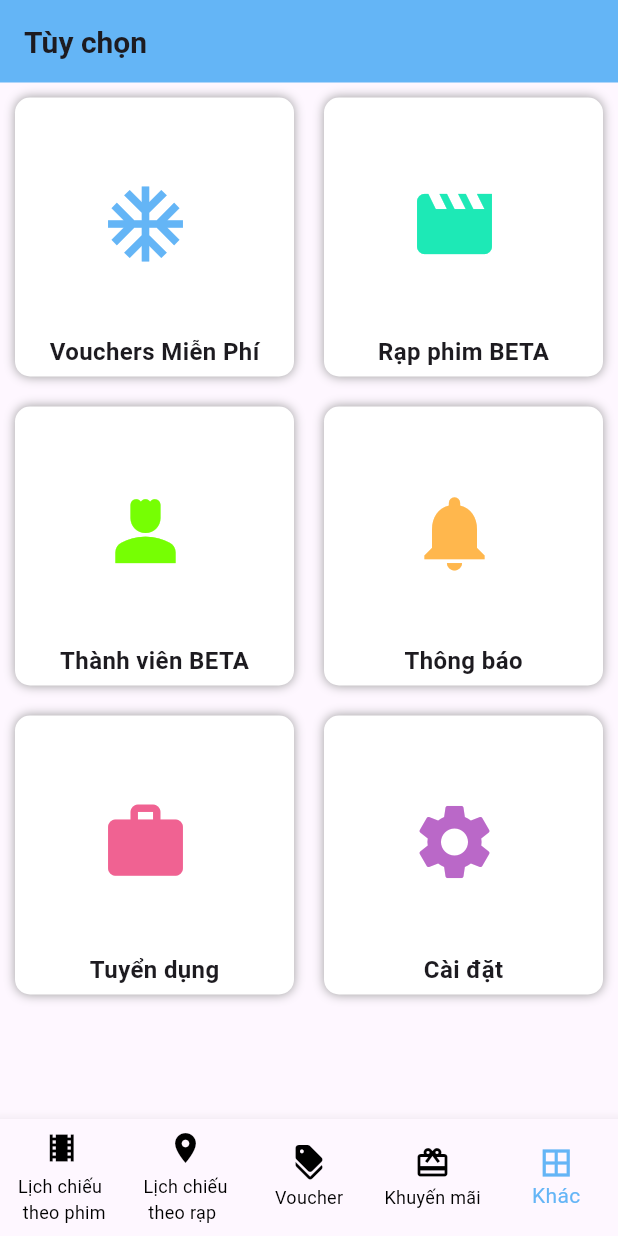
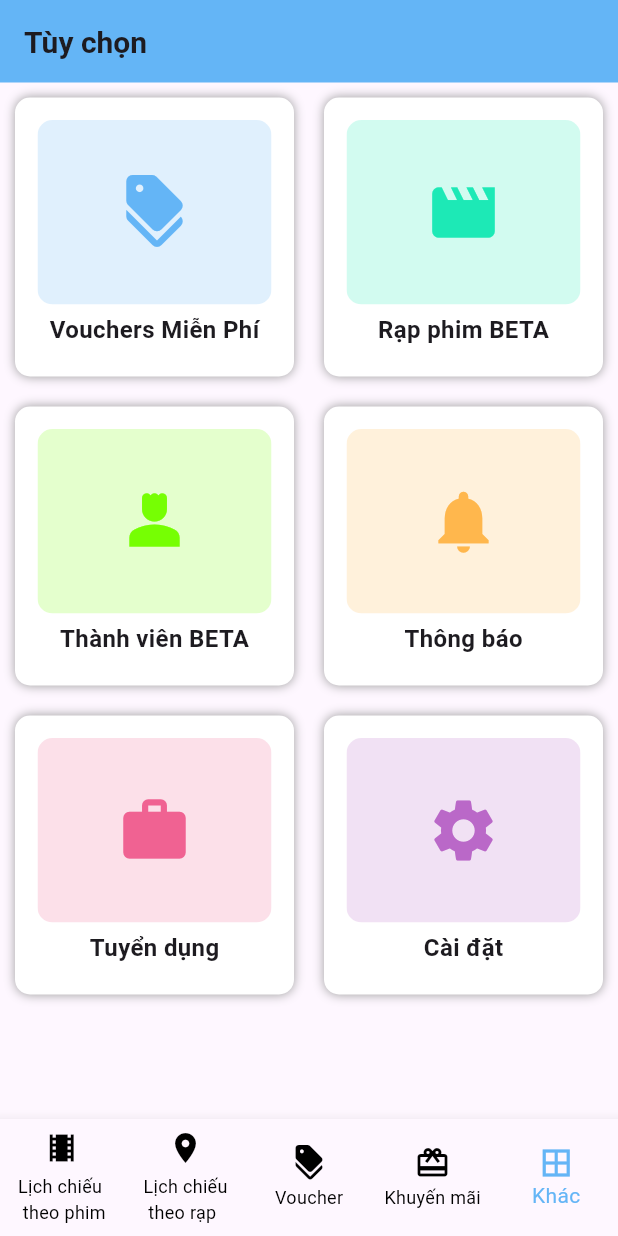
Before and after one commit to TrietKun/BetaCinemas, a Flutter app: the screen it shows after launch, swiped to page 5, on a phone screen of 412 x 824 dp. Run offline on Flutter 3.47's test engine with Material 3 defaults, Android fonts, the light colour scheme and no system bars; our stand-ins replace carousel_slider.

Commit message:
ui : fix button option

```diff
--- a/lib/dataHash/listOption.dart
+++ b/lib/dataHash/listOption.dart
@@ -5,7 +5,7 @@
   static List<Map<String, dynamic>> listOptions = [
     {
       "name": "Vouchers Miễn Phí",
-      "icon": Icons.ac_unit,
+      "icon": Icons.discount,
       "color": Colors.blue.shade300
     },
     {
--- a/lib/widgets/listOption.dart
+++ b/lib/widgets/listOption.dart
@@ -1,3 +1,5 @@
+// ignore_for_file: file_names
+
 import 'package:flutter/material.dart';
 
 class ListOption extends StatelessWidget {
@@ -18,11 +20,12 @@
             (BuildContext context, int index) {
               var option = listOption[index];
               IconData iconData = option['icon'];
+              Color buttonColor = option['color'];
 
               return Container(
                 clipBehavior: Clip.hardEdge,
                 margin: const EdgeInsets.all(10),
-                padding: const EdgeInsets.only(top: 15),
+                padding: const EdgeInsets.all(15),
                 decoration: BoxDecoration(
                   color: Colors.white,
                   borderRadius: BorderRadius.circular(10),
@@ -33,27 +36,37 @@
                     ),
                   ],
                 ),
+                child: ButtonTheme(
+                  minWidth: 100,
+                  height: 100,
                   child: Column(
                     children: [
                       Expanded(
                         child: ClipRRect(
-                        borderRadius: BorderRadius.circular(5),
-                        child: Container(
-                          // color: Colors.blue,
-                          width: MediaQuery.of(context).size.width / 2.5,
-                          child: Center(
-                            child: TextButton.icon(
-                              onPressed: () {},
-                              label: const Text(''),
-                              //tắt label đi
-
-                              icon: Icon(
-                                iconData,
-                                color: option['color'] ?? Colors.white,
-                                size: 60,
+                          // borderRadius: BorderRadius.circular(5),
+                          child: IconButton(
+                            splashColor: Colors.blue,
+                            padding: const EdgeInsets.all(0),
+                            style: ButtonStyle(
+                              backgroundColor: WidgetStateProperty.all<Color>(
+                                  buttonColor.withOpacity(0.2)),
+                              fixedSize: WidgetStateProperty.all<Size>(
+                                const Size(200, 350),
+                              ),
+                              shape: WidgetStateProperty.all<
+                                  RoundedRectangleBorder>(
+                                RoundedRectangleBorder(
+                                  borderRadius: BorderRadius.circular(10),
                                 ),
                               ),
                             ),
+                            icon: Icon(
+                              iconData,
+                              size: 50,
+                              color:
+                                  buttonColor, // Đặt màu icon là màu trắng để nổi bật trên nền màu của nút
+                            ),
+                            onPressed: () {},
                           ),
                         ),
                       ),
@@ -69,6 +82,7 @@
                       ),
                     ],
                   ),
+                ),
               );
             },
             childCount: listOption.length,
```
Lines whose indentation alone changed are shown as unchanged.
